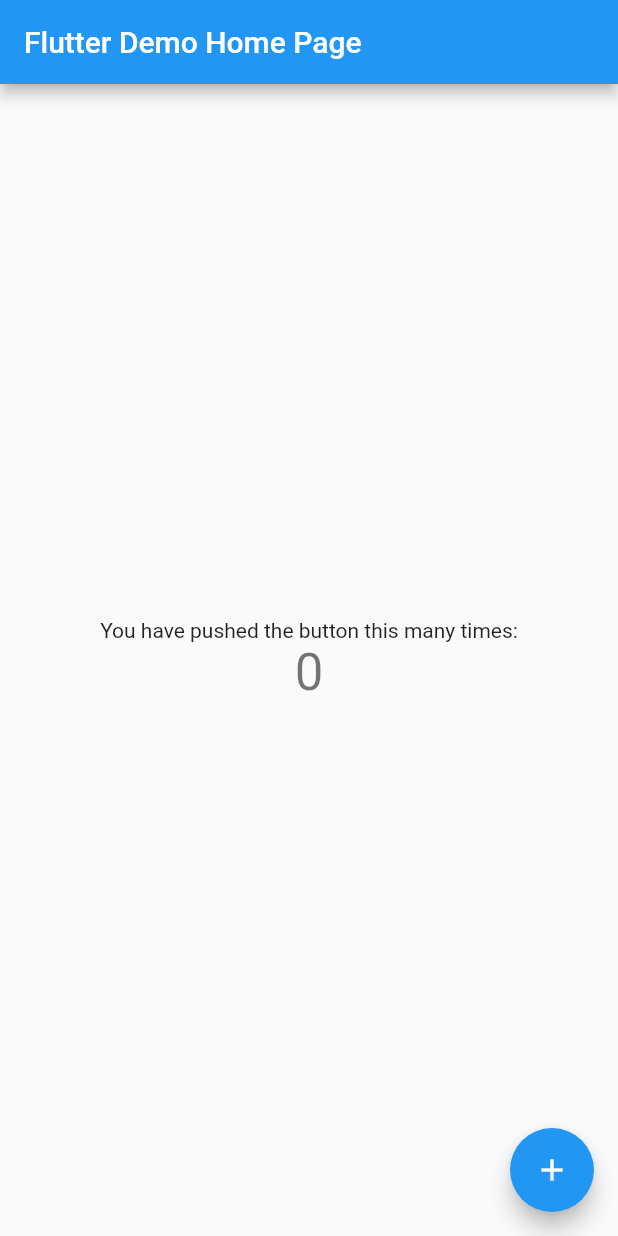
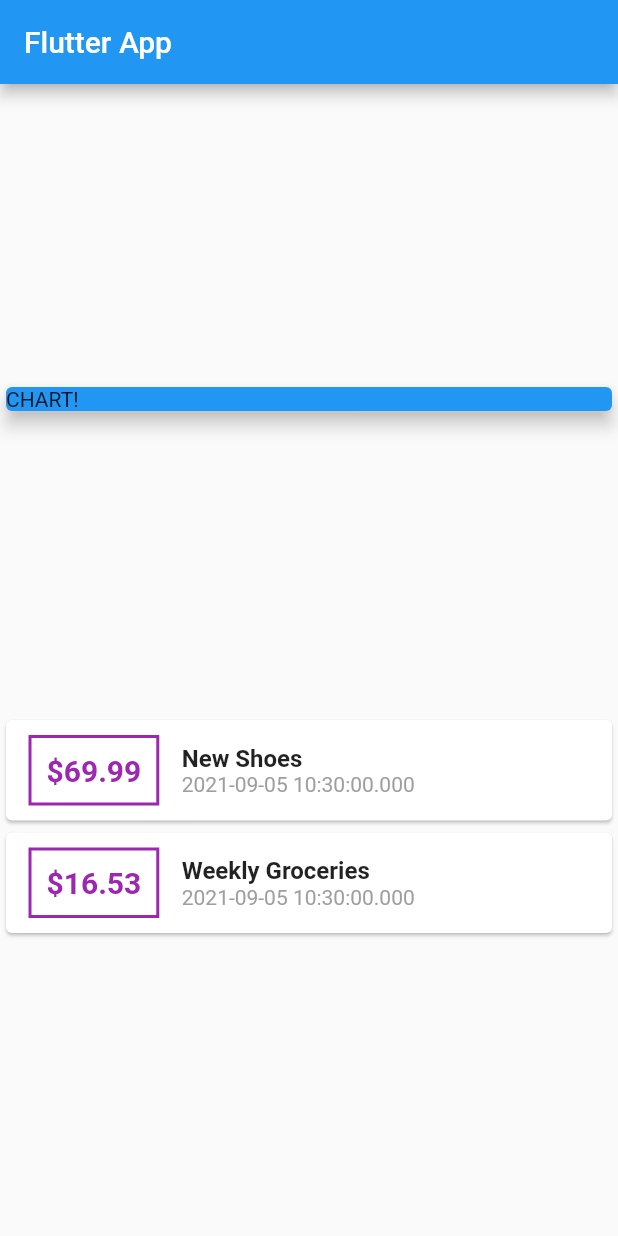
Before and after one commit to leandrouti/flutter-expense-planner, a Flutter app: the screen it shows after launch, on a phone screen of 412 x 824 dp. Run offline on Flutter 3.47's test engine with Material 2 defaults, Android fonts, the phone set to English and light mode, and no system bars.

Commit message:
[add] style & static data

```diff
--- a/lib/main.dart
+++ b/lib/main.dart
@@ -1,64 +1,99 @@
 import 'package:flutter/material.dart';
+import './transaction.dart';
 
-void main() {
-  runApp(MyApp());
-}
+void main() => runApp(MyApp());
 
 class MyApp extends StatelessWidget {
-  // This widget is the root of your application.
   @override
   Widget build(BuildContext context) {
     return MaterialApp(
-      title: 'Flutter Demo',
-      theme: ThemeData(
-        primarySwatch: Colors.blue,
-      ),
-      home: MyHomePage(title: 'Flutter Demo Home Page'),
+      title: 'Flutter App',
+      home: MyHomePage(),
     );
   }
 }
 
-class MyHomePage extends StatefulWidget {
-  MyHomePage({Key? key, required this.title}) : super(key: key);
-  final String title;
-
-  @override
-  _MyHomePageState createState() => _MyHomePageState();
-}
-
-class _MyHomePageState extends State<MyHomePage> {
-  int _counter = 0;
-
-  void _incrementCounter() {
-    setState(() {
-      _counter++;
-    });
-  }
+class MyHomePage extends StatelessWidget {
+  final List<Transaction> transactions = [
+    Transaction(
+      id: 't1',
+      title: 'New Shoes',
+      amount: 69.99,
+      date: DateTime.now(),
+    ),
+    Transaction(
+      id: 't2',
+      title: 'Weekly Groceries',
+      amount: 16.53,
+      date: DateTime.now(),
+    ),
+  ];
 
   @override
   Widget build(BuildContext context) {
     return Scaffold(
       appBar: AppBar(
-        title: Text(widget.title),
+        title: Text('Flutter App'),
       ),
-      body: Center(
-        child: Column(
-          mainAxisAlignment: MainAxisAlignment.center,
+      body: Column(
+        crossAxisAlignment: CrossAxisAlignment.stretch,
+        mainAxisAlignment: MainAxisAlignment.spaceEvenly,
+        children: <Widget>[
+          Card(
+            color: Colors.blue,
+            elevation: 5,
+            child: Text('CHART!'),
+          ),
+          Column(
+            children: this.transactions.map((tx) {
+              return Card(
+                child: Row(
+                  children: <Widget>[
+                    Container(
+                      margin: EdgeInsets.symmetric(
+                        vertical: 10,
+                        horizontal: 15,
+                      ),
+                      decoration: BoxDecoration(
+                        border: Border.all(
+                          color: Colors.purple,
+                          width: 2,
+                        ),
+                      ),
+                      padding: EdgeInsets.all(10),
+                      child: Text(
+                        '\$${tx.amount}',
+                        style: TextStyle(
+                          fontWeight: FontWeight.bold,
+                          fontSize: 20,
+                          color: Colors.purple,
+                        ),
+                      ),
+                    ),
+                    Column(
+                      crossAxisAlignment: CrossAxisAlignment.start,
                       children: <Widget>[
                         Text(
-              'You have pushed the button this many times:',
+                          tx.title,
+                          style: TextStyle(
+                            fontSize: 16,
+                            fontWeight: FontWeight.bold,
+                          ),
                         ),
                         Text(
-              '$_counter',
-              style: Theme.of(context).textTheme.headline4,
+                          tx.date.toString(),
+                          style: TextStyle(
+                            color: Colors.grey,
+                          ),
                         ),
                       ],
+                    )
+                  ],
                 ),
+              );
+            }).toList(),
           ),
-      floatingActionButton: FloatingActionButton(
-        onPressed: _incrementCounter,
-        tooltip: 'Increment',
-        child: Icon(Icons.add),
+        ],
       ),
     );
   }
```
Lines whose indentation alone changed are shown as unchanged.
